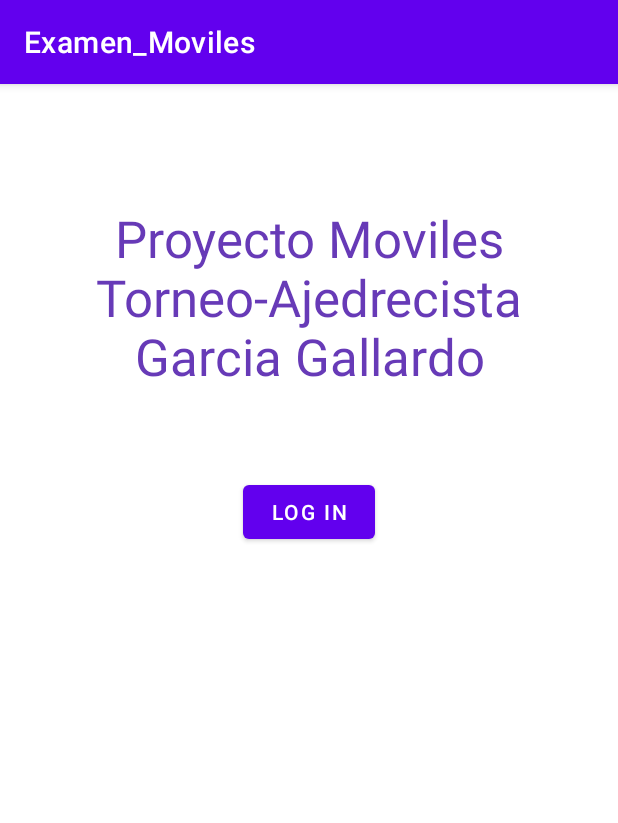
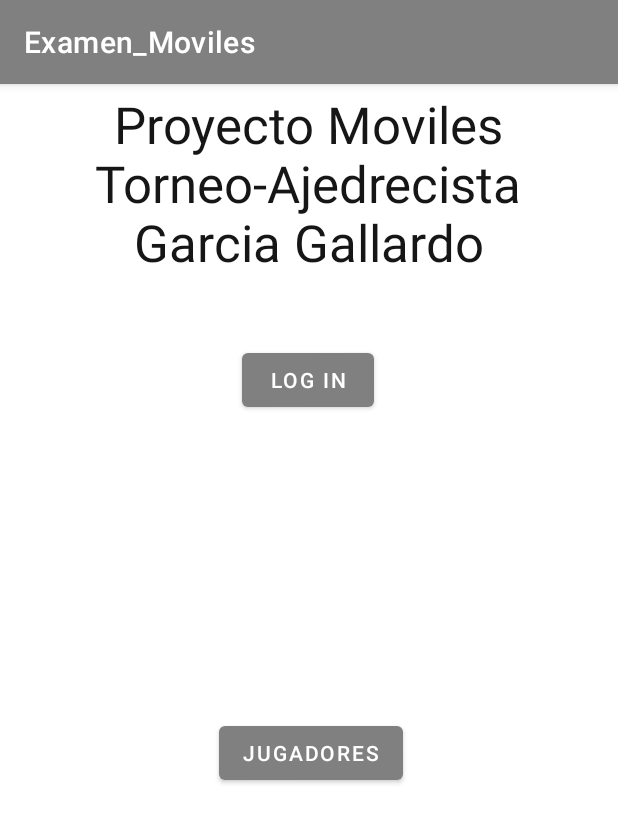
Before and after one commit to erickgallardo2611/Examen_Moviles, an Android app: the screen it shows after launch (MainActivity), on a phone screen of 412 x 824 dp. Shown: the top 823 px of the screen. Run offline under Robolectric (Android 15) with nearby library versions, the phone set to English and light mode, and no system bars; our stand-ins replace Firebase (no records; nobody signed in at launch, a user with empty details on screens opened directly); libraries missing offline, so code that uses them is left out: com.firebase.ui.

```diff
--- a/app/src/main/AndroidManifest.xml
+++ b/app/src/main/AndroidManifest.xml
@@ -1,7 +1,6 @@
 <?xml version="1.0" encoding="utf-8"?>
 <manifest xmlns:android="http://schemas.android.com/apk/res/android"
     package="com.example.examen_moviles">
-
     <!--
          The ACCESS_COARSE/FINE_LOCATION permissions are not required to use
          Google Maps Android API v2, but you must specify either coarse or fine
@@ -16,7 +15,9 @@
         android:roundIcon="@mipmap/ic_launcher_round"
         android:supportsRtl="true"
         android:theme="@style/Theme.Examen_Moviles">
-
+        <activity
+            android:name=".JugarPartida"
+            android:exported="true" />
         <!--
              The API key for Google Maps-based APIs is defined as a string resource.
              (See the file "res/values/google_maps_api.xml").
--- a/app/src/main/res/layout/activity_main.xml
+++ b/app/src/main/res/layout/activity_main.xml
@@ -10,13 +10,13 @@
         android:id="@+id/Titulo_main"
         android:layout_width="316dp"
         android:layout_height="133dp"
-        android:layout_marginTop="80dp"
+        android:layout_marginTop="4dp"
         android:text="Proyecto Moviles\nTorneo-Ajedrecista\nGarcia\tGallardo"
         android:textAlignment="center"
-        android:textColor="#673AB7"
+        android:textColor="#161617"
         android:textSize="34sp"
         app:layout_constraintEnd_toEndOf="parent"
-        app:layout_constraintHorizontal_bias="0.498"
+        app:layout_constraintHorizontal_bias="0.494"
         app:layout_constraintStart_toStartOf="parent"
         app:layout_constraintTop_toTopOf="parent" />
 
@@ -24,63 +24,69 @@
         android:id="@+id/button_torneo"
         android:layout_width="wrap_content"
         android:layout_height="wrap_content"
-        android:layout_marginTop="204dp"
+        android:layout_marginTop="36dp"
         android:text="Torneos"
         android:visibility="invisible"
-        app:layout_constraintEnd_toEndOf="parent"
-        app:layout_constraintHorizontal_bias="0.489"
-        app:layout_constraintStart_toStartOf="parent"
-        app:layout_constraintTop_toBottomOf="@+id/Titulo_main" />
+        app:layout_constraintEnd_toEndOf="@+id/txtNombreUsuaio"
+        app:layout_constraintHorizontal_bias="0.571"
+        app:layout_constraintStart_toStartOf="@+id/txtNombreUsuaio"
+        app:layout_constraintTop_toBottomOf="@+id/txtNombreUsuaio" />
 
     <Button
         android:id="@+id/button_participante"
         android:layout_width="wrap_content"
         android:layout_height="wrap_content"
-        android:layout_marginTop="147dp"
-        android:layout_marginBottom="288dp"
+        android:layout_marginTop="44dp"
         android:text="Jugadores"
-        app:layout_constraintBottom_toBottomOf="parent"
-        app:layout_constraintEnd_toEndOf="parent"
-        app:layout_constraintHorizontal_bias="0.498"
-        app:layout_constraintStart_toStartOf="parent"
+        app:layout_constraintEnd_toEndOf="@+id/button_torneo"
+        app:layout_constraintHorizontal_bias="0.4"
+        app:layout_constraintStart_toStartOf="@+id/button_torneo"
         app:layout_constraintTop_toBottomOf="@+id/button_torneo" />
 
     <Button
         android:id="@+id/btn_login"
         android:layout_width="wrap_content"
         android:layout_height="wrap_content"
-        android:layout_marginTop="48dp"
+        android:layout_marginTop="36dp"
         android:text="Log In"
-        app:layout_constraintEnd_toEndOf="parent"
-        app:layout_constraintStart_toStartOf="parent"
+        app:layout_constraintEnd_toEndOf="@+id/Titulo_main"
+        app:layout_constraintStart_toStartOf="@+id/Titulo_main"
         app:layout_constraintTop_toBottomOf="@+id/Titulo_main" />
 
     <Button
         android:id="@+id/btn_logout"
         android:layout_width="wrap_content"
         android:layout_height="wrap_content"
-        android:layout_marginTop="48dp"
+        android:layout_marginTop="52dp"
         android:text="Log Out"
         android:visibility="invisible"
-        app:layout_constraintBottom_toBottomOf="parent"
-        app:layout_constraintEnd_toEndOf="parent"
-        app:layout_constraintStart_toStartOf="parent"
-        app:layout_constraintTop_toBottomOf="@+id/button_participante"
-        app:layout_constraintVertical_bias="0.041" />
+        app:layout_constraintEnd_toEndOf="@+id/btn_Partida"
+        app:layout_constraintStart_toStartOf="@+id/btn_Partida"
+        app:layout_constraintTop_toBottomOf="@+id/btn_Partida" />
 
     <TextView
         android:id="@+id/txtNombreUsuaio"
         android:layout_width="wrap_content"
         android:layout_height="wrap_content"
-        android:layout_marginTop="36dp"
-        android:layout_marginBottom="53dp"
+        android:layout_marginTop="40dp"
         android:text="TextView"
         android:textColor="#201E1E"
         android:textSize="24sp"
         android:visibility="invisible"
-        app:layout_constraintBottom_toTopOf="@+id/button_torneo"
-        app:layout_constraintEnd_toEndOf="parent"
-        app:layout_constraintStart_toStartOf="parent"
+        app:layout_constraintEnd_toEndOf="@+id/btn_login"
+        app:layout_constraintHorizontal_bias="0.555"
+        app:layout_constraintStart_toStartOf="@+id/btn_login"
         app:layout_constraintTop_toBottomOf="@+id/btn_login" />
 
+    <Button
+        android:id="@+id/btn_Partida"
+        android:layout_width="wrap_content"
+        android:layout_height="wrap_content"
+        android:layout_marginTop="52dp"
+        android:text="Partida rapida"
+        android:visibility="invisible"
+        app:layout_constraintEnd_toEndOf="@+id/button_participante"
+        app:layout_constraintStart_toStartOf="@+id/button_participante"
+        app:layout_constraintTop_toBottomOf="@+id/button_participante" />
+
 </androidx.constraintlayout.widget.ConstraintLayout>
--- a/app/src/main/res/values/colors.xml
+++ b/app/src/main/res/values/colors.xml
@@ -6,5 +6,6 @@
     <color name="teal_200">#FF03DAC5</color>
     <color name="teal_700">#FF018786</color>
     <color name="black">#FF000000</color>
+    <color name="gray">#808080</color>
     <color name="white">#FFFFFFFF</color>
 </resources>
--- a/app/src/main/res/values/themes.xml
+++ b/app/src/main/res/values/themes.xml
@@ -2,8 +2,8 @@
     <!-- Base application theme. -->
     <style name="Theme.Examen_Moviles" parent="Theme.MaterialComponents.DayNight.DarkActionBar">
         <!-- Primary brand color. -->
-        <item name="colorPrimary">@color/purple_500</item>
-        <item name="colorPrimaryVariant">@color/purple_700</item>
+        <item name="colorPrimary">@color/gray</item>
+        <item name="colorPrimaryVariant">@color/black</item>
         <item name="colorOnPrimary">@color/white</item>
         <!-- Secondary brand color. -->
         <item name="colorSecondary">@color/teal_200</item>
```
Also changed, not shown: app/src/main/java/com/example/examen_moviles/JugarPartida.kt (added, +105 -0 lines), app/src/main/java/com/example/examen_moviles/MainActivity.kt (+26 -0 lines), app/src/main/res/layout/activity_jugar_partida.xml (added, +86 -0 lines), 1 other file.
